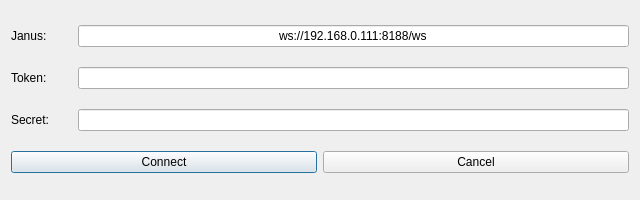
This is UI/janus_connection_dialog.ui in ouxianghui/janus-client as Qt 5 draws it before an edit. The edited form follows.
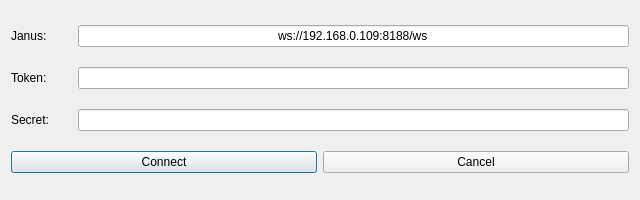
This is the edited form.

```diff
--- a/UI/janus_connection_dialog.ui
+++ b/UI/janus_connection_dialog.ui
@@ -26,7 +26,7 @@
      <item>
       <widget class="QLineEdit" name="serverUrlLineEdit">
        <property name="text">
-        <string>ws://192.168.0.111:8188/ws</string>
+        <string>ws://192.168.0.109:8188/ws</string>
        </property>
        <property name="alignment">
         <set>Qt::AlignCenter</set>
```
